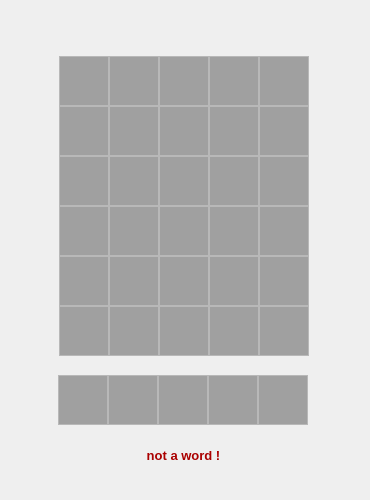
The window that ui/gui.ui (Bila1x/Kalima) describes before a commit, drawn with Qt 5.
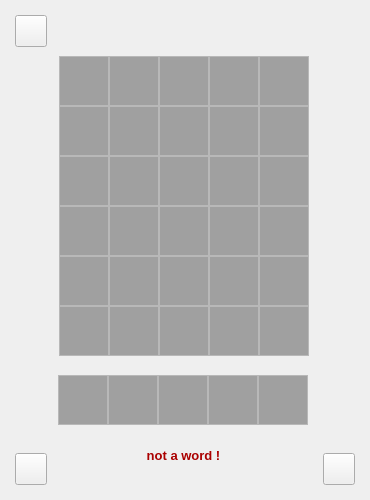
The same window after the commit.

Patch:
```diff
--- a/ui/gui.ui
+++ b/ui/gui.ui
@@ -31,9 +31,6 @@
   <property name="windowTitle">
    <string>Kalima</string>
   </property>
-  <property name="autoFillBackground">
-   <bool>false</bool>
-  </property>
   <widget class="QWidget" name="layoutWidget">
    <property name="geometry">
     <rect>
@@ -3121,6 +3118,45 @@
     <set>Qt::AlignCenter</set>
    </property>
   </widget>
+  <widget class="QPushButton" name="info">
+   <property name="geometry">
+    <rect>
+     <x>15</x>
+     <y>15</y>
+     <width>32</width>
+     <height>32</height>
+    </rect>
+   </property>
+   <property name="focusPolicy">
+    <enum>Qt::NoFocus</enum>
+   </property>
+  </widget>
+  <widget class="QPushButton" name="stats">
+   <property name="geometry">
+    <rect>
+     <x>15</x>
+     <y>453</y>
+     <width>32</width>
+     <height>32</height>
+    </rect>
+   </property>
+   <property name="focusPolicy">
+    <enum>Qt::NoFocus</enum>
+   </property>
+  </widget>
+  <widget class="QPushButton" name="hint">
+   <property name="geometry">
+    <rect>
+     <x>323</x>
+     <y>453</y>
+     <width>32</width>
+     <height>32</height>
+    </rect>
+   </property>
+   <property name="focusPolicy">
+    <enum>Qt::NoFocus</enum>
+   </property>
+  </widget>
  </widget>
  <resources/>
  <connections/>
```
Left out of the diff: 245 changed lines with no effect on the pictures.
